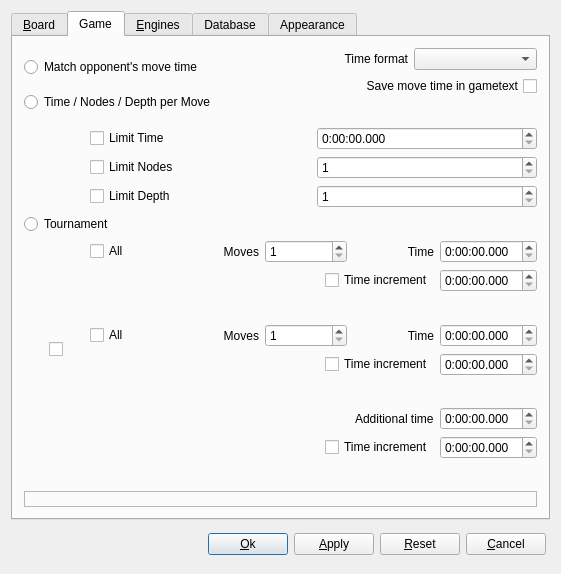
Before: the Qt Designer form src/gui/preferences.ui in franzm/shatrabase, drawn with Qt 5.
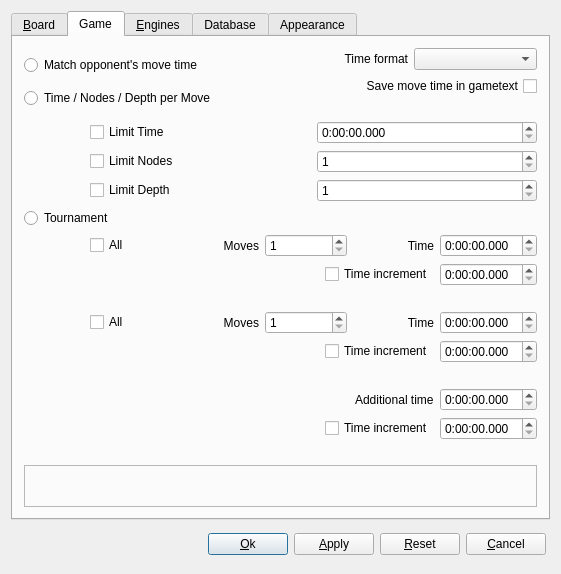
After: the same form once the commit is applied. The open tabs and pages were chosen to show the change. Custom widgets are drawn as their Qt base class.

Patch:
```diff
--- a/src/gui/preferences.ui
+++ b/src/gui/preferences.ui
@@ -744,46 +744,17 @@
        </item>
        <item>
         <layout class="QHBoxLayout" name="horizontalLayout_14">
-         <item>
-          <widget class="QWidget" name="spacer_4" native="true">
-           <property name="minimumSize">
-            <size>
-             <width>19</width>
-             <height>30</height>
-            </size>
-           </property>
-           <property name="maximumSize">
-            <size>
-             <width>19</width>
-             <height>16777215</height>
-            </size>
-           </property>
-          </widget>
-         </item>
-         <item>
-          <widget class="QCheckBox" name="cbTime2">
-           <property name="sizePolicy">
-            <sizepolicy hsizetype="Fixed" vsizetype="Fixed">
-             <horstretch>0</horstretch>
-             <verstretch>0</verstretch>
-            </sizepolicy>
-           </property>
-           <property name="text">
-            <string/>
-           </property>
-          </widget>
-         </item>
          <item>
           <widget class="QWidget" name="spacer_3" native="true">
            <property name="minimumSize">
             <size>
-             <width>15</width>
+             <width>60</width>
              <height>30</height>
             </size>
            </property>
            <property name="maximumSize">
             <size>
-             <width>15</width>
+             <width>60</width>
              <height>16777215</height>
             </size>
            </property>
@@ -1028,6 +999,12 @@
        </item>
        <item>
         <widget class="QLabel" name="labelTC">
+         <property name="minimumSize">
+          <size>
+           <width>0</width>
+           <height>42</height>
+          </size>
+         </property>
          <property name="maximumSize">
           <size>
            <width>520</width>
```
Left out of the diff: 2 changed lines with no effect on the pictures.
